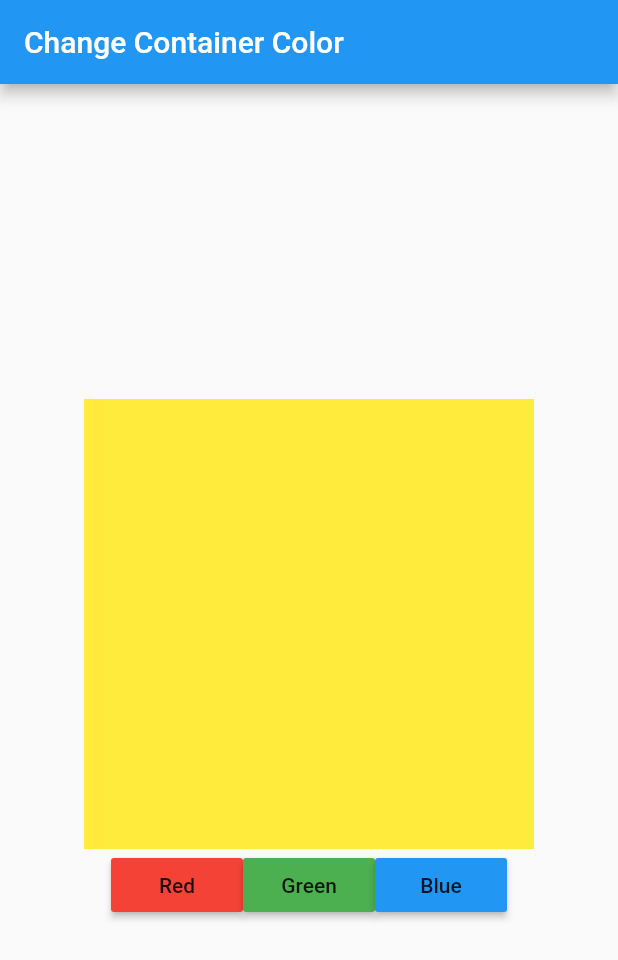
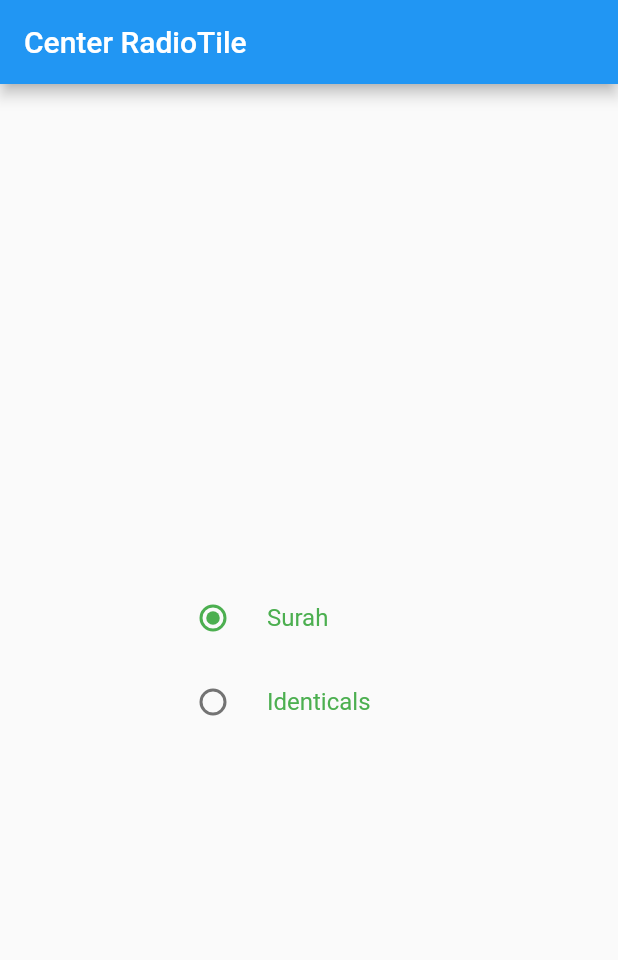
Before and after one commit to TheKetan2/flutter_api_expample, a Flutter app: the screen it shows after launch, on a phone screen of 412 x 824 dp. Shown: the top 960 px of the screen. Run offline on Flutter 3.47's test engine with Material 2 defaults, Android fonts, the phone set to English and light mode, and no system bars; our stand-ins replace intro_slider.

Commit message:
RadioListTiles

```diff
--- a/lib/main.dart
+++ b/lib/main.dart
@@ -13,7 +13,9 @@ import 'package:url_launcher/url_launcher.dart';
 import './flutter_api_example.dart';
 import "./submit.dart";
 import './change_color.dart';
+import './delete_list.dart';
+import './radiotilelist.dart';
 
 void main() {
-  runApp(ColorChange());
+  runApp(RadioTileCenter());
 }
--- /dev/null
+++ b/lib/radiotilelist.dart
@@ -0,0 +1,54 @@
+import 'package:flutter/material.dart';
+
+class RadioTileCenter extends StatefulWidget {
+  @override
+  _RadioTileCenterState createState() => _RadioTileCenterState();
+}
+
+class _RadioTileCenterState extends State<RadioTileCenter> {
+  int groupValue = 0;
+  @override
+  Widget build(BuildContext context) {
+    return MaterialApp(
+        home: Scaffold(
+      appBar: AppBar(title: Text("Center RadioTile")),
+      body: Center(
+        child: Container(
+            width: 200,
+            child: Column(
+              mainAxisAlignment: MainAxisAlignment.center,
+              children: <Widget>[
+                RadioListTile(
+                  value: 0,
+                  groupValue: groupValue,
+                  title: Text(
+                    "Surah",
+                    style: TextStyle(color: Colors.green),
+                  ),
+                  onChanged: (v) {
+                    setState(() {
+                      groupValue = v;
+                    });
+                  },
+                  activeColor: Colors.green,
+                ),
+                RadioListTile(
+                  value: 1,
+                  groupValue: groupValue,
+                  title: Text(
+                    "Identicals",
+                    style: TextStyle(color: Colors.green),
+                  ),
+                  onChanged: (v) {
+                    setState(() {
+                      groupValue = v;
+                    });
+                  },
+                  activeColor: Colors.green,
+                )
+              ],
+            )),
+      ),
+    ));
+  }
+}
--- /dev/null
+++ b/lib/tablerow.dart
@@ -0,0 +1,54 @@
+import 'package:flutter/material.dart';
+
+class TableExample extends StatefulWidget {
+  @override
+  _TableExampleState createState() => _TableExampleState();
+}
+
+class _TableExampleState extends State<TableExample> {
+  List continents = [
+    {"id": 1, "continent": "North America", "country": "United States"},
+    {"id": 2, "continent": "Europe", "country": "Germany"},
+    {
+      "id": 3,
+      "continent": "Asia",
+    }
+  ];
+  List _continents = [];
+
+  // filtering
+
+  @override
+  void initState() {
+    super.initState();
+
+    setState(() {
+      _continents = continents;
+      // continents.where((element) => element["country"] != null).toList();
+    });
+  }
+
+  @override
+  Widget build(BuildContext context) {
+    return MaterialApp(
+        home: Scaffold(
+      appBar: AppBar(
+        title: Text("Table Example"),
+      ),
+      body: Column(
+        children: <Widget>[
+          for (Map<String, dynamic> continent in _continents)
+            SingleChildScrollView(
+              child: Table(children: [
+                if (continent["country"] != null)
+                  TableRow(children: [
+                    TableCell(child: Text(continent["continent"])),
+                    TableCell(child: Text(continent["country"]))
+                  ]),
+              ]),
+            ),
+        ],
+      ),
+    ));
+  }
+}
```
Also changed, not shown: lib/delete_list.dart (added, +202 -0 lines).
